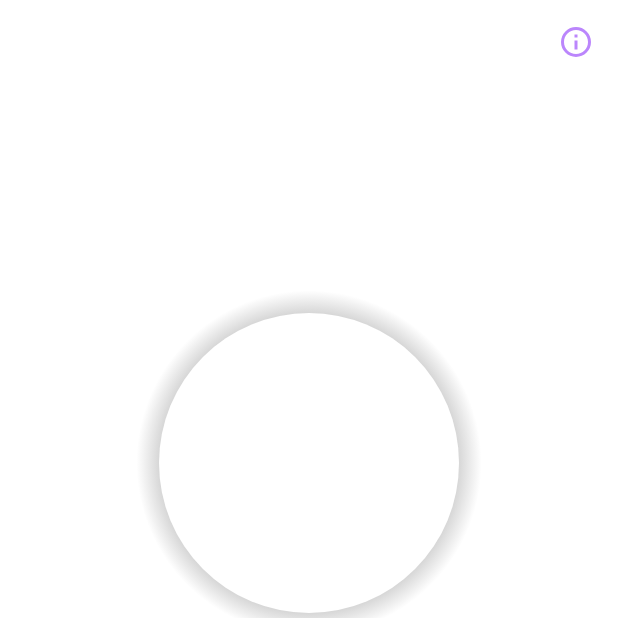
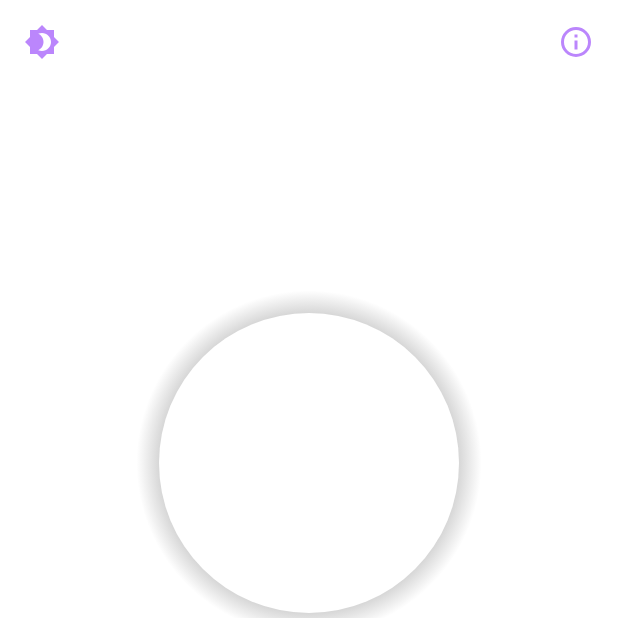
Before and after one commit to theappbusiness/android-proxy-toggle, an Android app: the screen it shows after launch (MainActivity), on a phone screen of 412 x 824 dp, the top half of it. Run offline under Robolectric (Android 15) with nearby library versions, the phone set to English and light mode, and no system bars; our stand-ins replace Dagger/Hilt's generated code; libraries missing offline, so code that uses them is left out: androidx.hilt.lifecycle; 1 statement that could not run was skipped.

Commit message:
Implement a ThemeSwitcher to alternate between dark and light mode

```diff
--- a/app/src/main/java/com/kinandcarta/create/proxytoggle/android/SharedPrefsAppSettings.kt
+++ b/app/src/main/java/com/kinandcarta/create/proxytoggle/android/SharedPrefsAppSettings.kt
@@ -1,6 +1,7 @@
 package com.kinandcarta.create.proxytoggle.android
 
 import android.content.Context
+import androidx.appcompat.app.AppCompatDelegate
 import androidx.core.content.edit
 import com.kinandcarta.create.proxytoggle.model.Proxy
 import com.kinandcarta.create.proxytoggle.model.ProxyMapper
@@ -16,6 +17,7 @@ class SharedPrefsAppSettings @Inject constructor(
     companion object {
         private const val SHARED_PREF_NAME = "AppSettings"
         private const val PREF_PROXY = "proxy"
+        private const val PREF_THEME = "theme"
     }
 
     private val prefs by lazy {
@@ -25,4 +27,8 @@ class SharedPrefsAppSettings @Inject constructor(
     override var lastUsedProxy: Proxy
         get() = proxyMapper.from(prefs.getString(PREF_PROXY, null))
         set(value) = prefs.edit { putString(PREF_PROXY, value.toString()) }
+
+    override var themeMode: Int
+        get() = prefs.getInt(PREF_THEME, AppCompatDelegate.MODE_NIGHT_FOLLOW_SYSTEM)
+        set(value) = prefs.edit { putInt(PREF_THEME, value) }
 }
--- /dev/null
+++ b/app/src/main/java/com/kinandcarta/create/proxytoggle/android/ThemeSwitcher.kt
@@ -0,0 +1,51 @@
+package com.kinandcarta.create.proxytoggle.android
+
+import android.content.Context
+import android.content.res.Configuration.UI_MODE_NIGHT_MASK
+import android.content.res.Configuration.UI_MODE_NIGHT_YES
+import androidx.appcompat.app.AppCompatDelegate
+import com.kinandcarta.create.proxytoggle.settings.AppSettings
+import dagger.hilt.android.qualifiers.ApplicationContext
+import dagger.hilt.android.scopes.ActivityScoped
+import javax.inject.Inject
+
+@ActivityScoped
+class ThemeSwitcher @Inject constructor(
+    @ApplicationContext context: Context,
+    private val appSettings: AppSettings
+) {
+
+    init {
+        val mode =
+            when {
+                appSettings.themeMode.isNightMode() || appSettings.themeMode.isLightMode() -> {
+                    appSettings.themeMode
+                }
+                context.isSetToDarkMode() -> {
+                    AppCompatDelegate.MODE_NIGHT_YES
+                }
+                else -> {
+                    AppCompatDelegate.MODE_NIGHT_NO
+                }
+            }
+        setTheme(mode)
+    }
+
+    fun toggleTheme() {
+        if (appSettings.themeMode.isNightMode()) {
+            setTheme(AppCompatDelegate.MODE_NIGHT_NO)
+        } else {
+            setTheme(AppCompatDelegate.MODE_NIGHT_YES)
+        }
+    }
+
+    private fun setTheme(mode: Int) {
+        appSettings.themeMode = mode
+        AppCompatDelegate.setDefaultNightMode(mode)
+    }
+
+    private fun Int.isNightMode() = this == AppCompatDelegate.MODE_NIGHT_YES
+    private fun Int.isLightMode() = this == AppCompatDelegate.MODE_NIGHT_NO
+    private fun Context.isSetToDarkMode() =
+        this.resources.configuration.uiMode and UI_MODE_NIGHT_MASK == UI_MODE_NIGHT_YES
+}
--- a/app/src/main/java/com/kinandcarta/create/proxytoggle/feature/manager/view/ProxyManagerFragment.kt
+++ b/app/src/main/java/com/kinandcarta/create/proxytoggle/feature/manager/view/ProxyManagerFragment.kt
@@ -33,14 +33,14 @@ class ProxyManagerFragment : Fragment() {
 
     override fun onViewCreated(view: View, savedInstanceState: Bundle?) {
         super.onViewCreated(view, savedInstanceState)
-        binding.info.requestFocusFromTouch()
-        binding.info.setOnClickListener { showInfoDialog() }
-        viewModel.proxyState.observe(viewLifecycleOwner, Observer { proxyState ->
-            when (proxyState) {
-                is ProxyState.Enabled -> showProxyEnabled(proxyState.address, proxyState.port)
-                is ProxyState.Disabled -> showProxyDisabled()
-            }
-        })
+
+        setupIcons()
+
+        observeProxyState()
+        observeProxyEvent()
+    }
+
+    private fun observeProxyEvent() {
         viewModel.proxyEvent.observe(viewLifecycleOwner, Observer { proxyEvent ->
             hideErrors()
             when (proxyEvent) {
@@ -48,6 +48,31 @@ class ProxyManagerFragment : Fragment() {
                 is ProxyManagerEvent.InvalidPort -> showInvalidPortError()
             }
         })
+    }
+
+    private fun observeProxyState() {
+        viewModel.proxyState.observe(viewLifecycleOwner, Observer { proxyState ->
+            when (proxyState) {
+                is ProxyState.Enabled -> showProxyEnabled(proxyState.address, proxyState.port)
+                is ProxyState.Disabled -> showProxyDisabled()
+            }
+        })
+    }
+
+    @SuppressWarnings("MagicNumber")
+    private fun setupIcons() {
+        // Info icon
+        binding.info.setOnClickListener {
+            dialog?.dismiss()
+            dialog = AlertDialog.Builder(requireContext())
+                .setMessage(R.string.dialog_message_information)
+                .setPositiveButton(getString(R.string.dialog_action_close)) { _, _ -> }
+                .show()
+        }
+
+        // Theme mode icon
+//        binding.themeMode.extendTouchArea(20.px)
+        binding.themeMode.setOnClickListener { viewModel.toggleTheme() }
     }
 
     private fun showProxyEnabled(proxyAddress: String, proxyPort: String) {
@@ -107,12 +132,4 @@ class ProxyManagerFragment : Fragment() {
             inputLayoutPort.error = null
         }
     }
-
-    private fun showInfoDialog() {
-        dialog?.dismiss()
-        dialog = AlertDialog.Builder(requireContext())
-            .setMessage(R.string.dialog_message_information)
-            .setPositiveButton(getString(R.string.dialog_action_close)) { _, _ -> }
-            .show()
-    }
 }
--- a/app/src/main/java/com/kinandcarta/create/proxytoggle/feature/manager/viewmodel/ProxyManagerViewModel.kt
+++ b/app/src/main/java/com/kinandcarta/create/proxytoggle/feature/manager/viewmodel/ProxyManagerViewModel.kt
@@ -5,6 +5,7 @@ import androidx.lifecycle.Transformations
 import androidx.lifecycle.ViewModel
 import com.kinandcarta.create.proxytoggle.android.DeviceSettingsManager
 import com.kinandcarta.create.proxytoggle.android.ProxyValidator
+import com.kinandcarta.create.proxytoggle.android.ThemeSwitcher
 import com.kinandcarta.create.proxytoggle.extensions.SingleLiveEvent
 import com.kinandcarta.create.proxytoggle.feature.manager.view.ProxyManagerEvent
 import com.kinandcarta.create.proxytoggle.feature.manager.view.ProxyState
@@ -14,7 +15,8 @@ import com.kinandcarta.create.proxytoggle.settings.AppSettings
 class ProxyManagerViewModel @ViewModelInject constructor(
     private val deviceSettingsManager: DeviceSettingsManager,
     private val proxyValidator: ProxyValidator,
-    private val appSettings: AppSettings
+    private val appSettings: AppSettings,
+    private val themeSwitcher: ThemeSwitcher
 ) : ViewModel() {
 
     val proxyEvent = SingleLiveEvent<ProxyManagerEvent>()
@@ -45,4 +47,6 @@ class ProxyManagerViewModel @ViewModelInject constructor(
     fun disableProxy() {
         deviceSettingsManager.disableProxy()
     }
+
+    fun toggleTheme() = themeSwitcher.toggleTheme()
 }
--- a/app/src/main/java/com/kinandcarta/create/proxytoggle/settings/AppSettings.kt
+++ b/app/src/main/java/com/kinandcarta/create/proxytoggle/settings/AppSettings.kt
@@ -5,4 +5,6 @@ import com.kinandcarta.create.proxytoggle.model.Proxy
 interface AppSettings {
 
     var lastUsedProxy: Proxy
+
+    var themeMode: Int
 }
--- /dev/null
+++ b/app/src/main/res/drawable/ic_switch_theme.xml
@@ -0,0 +1,4 @@
+<vector android:height="24dp" android:viewportHeight="24"
+    android:viewportWidth="24" android:width="24dp" xmlns:android="http://schemas.android.com/apk/res/android">
+    <path android:fillColor="#000000" android:pathData="M20,8.69V4h-4.69L12,0.69 8.69,4H4v4.69L0.69,12 4,15.31V20h4.69L12,23.31 15.31,20H20v-4.69L23.31,12 20,8.69zM12,18c-0.89,0 -1.74,-0.2 -2.5,-0.55C11.56,16.5 13,14.42 13,12s-1.44,-4.5 -3.5,-5.45C10.26,6.2 11.11,6 12,6c3.31,0 6,2.69 6,6s-2.69,6 -6,6z"/>
+</vector>
--- a/app/src/main/res/layout/fragment_proxy_manager.xml
+++ b/app/src/main/res/layout/fragment_proxy_manager.xml
@@ -4,6 +4,16 @@
     android:layout_width="match_parent"
     android:layout_height="match_parent"
     android:orientation="vertical">
+
+    <ImageView
+        android:id="@+id/theme_mode"
+        style="@style/Icon"
+        android:layout_width="wrap_content"
+        android:layout_height="wrap_content"
+        android:contentDescription="@string/a11y_switch_theme"
+        android:src="@drawable/ic_switch_theme"
+        app:layout_constraintStart_toStartOf="parent"
+        app:layout_constraintTop_toTopOf="parent" />
 
     <ImageView
         android:id="@+id/info"
--- a/app/src/main/res/values/accessibility.xml
+++ b/app/src/main/res/values/accessibility.xml
@@ -1,6 +1,7 @@
 <?xml version="1.0" encoding="utf-8"?>
 <resources>
     <string name="a11y_information">Information</string>
+    <string name="a11y_switch_theme">Switch theme</string>
     <string name="a11y_enable_proxy">Enable proxy</string>
     <string name="a11y_disable_proxy">Disable proxy</string>
 </resources>
```
Also changed, not shown: 3 other files.
